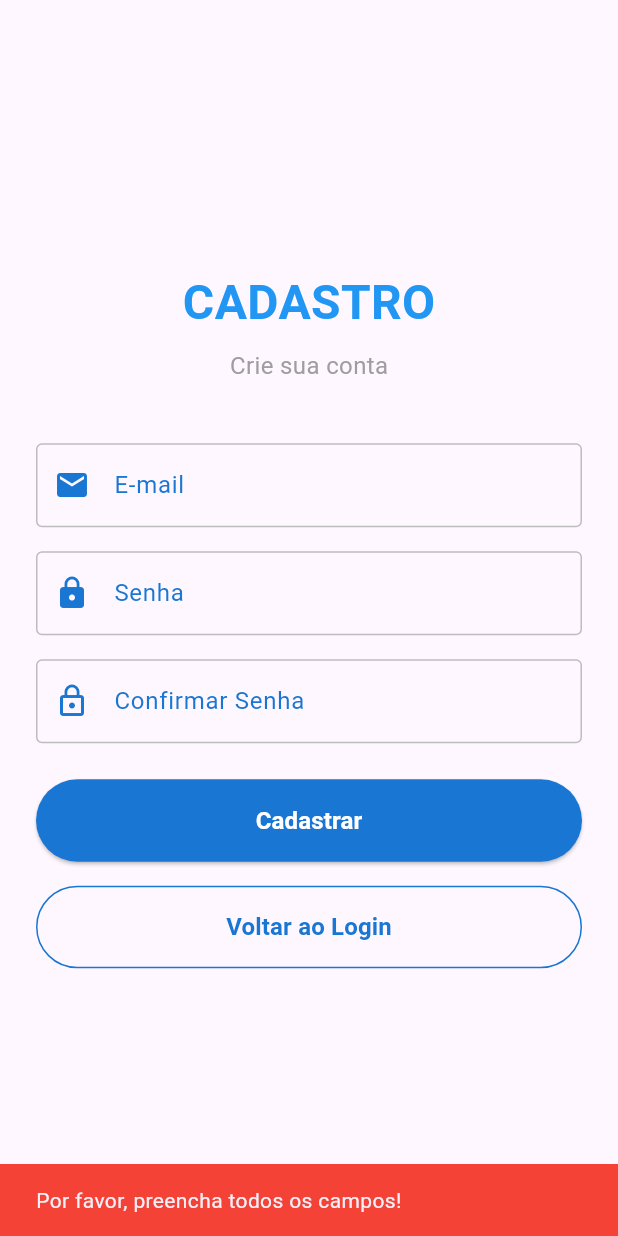
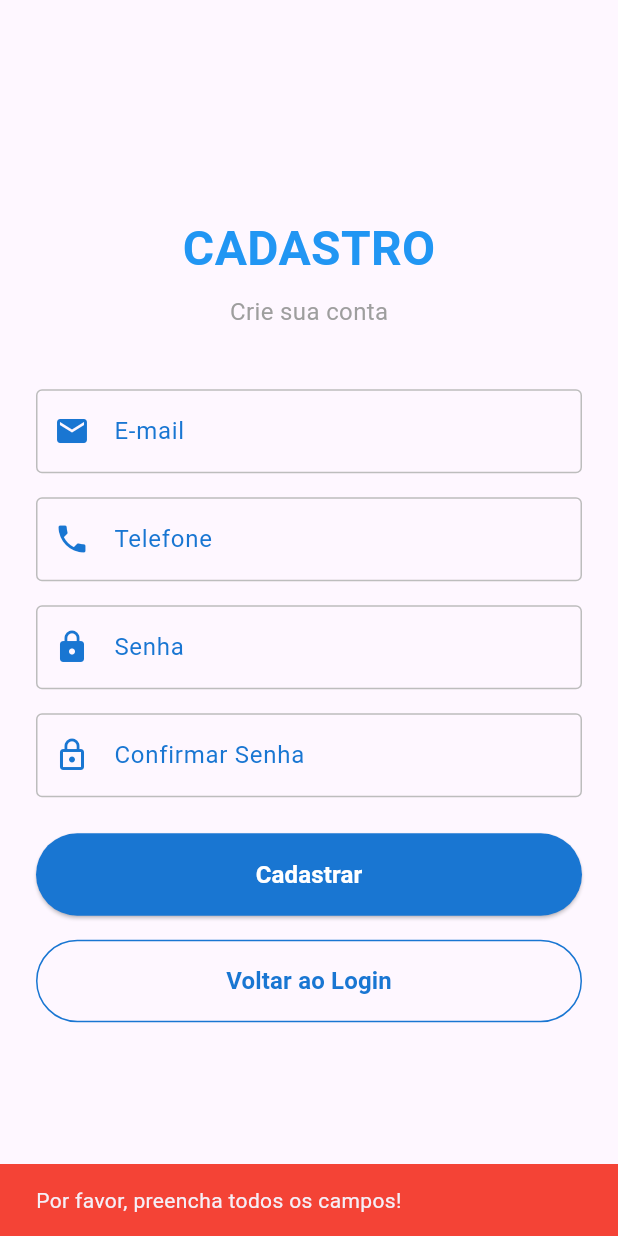
Before and after one commit to JVCRDS/SUPERVISA, a Flutter app: the RegisterPage screen opened directly, after a tap on "Cadastrar", on a phone screen of 412 x 824 dp. Run offline on Flutter 3.47's test engine with Material 3 defaults, Android fonts, the phone set to English and light mode, and no system bars; our stand-ins replace device_preview, firebase_auth, firebase_core, logger; accounts and stored records are empty.

Commit message:
Campo de Telefones

```diff
--- a/lib/pages/register/register_page.dart
+++ b/lib/pages/register/register_page.dart
@@ -11,6 +11,7 @@ class RegisterPage extends StatelessWidget {
     final emailController = TextEditingController();
     final passwordController = TextEditingController();
     final confirmPasswordController = TextEditingController();
+    final phoneController = TextEditingController();
 
     return Scaffold(
       body: Padding(
@@ -28,6 +29,7 @@ class RegisterPage extends StatelessWidget {
               emailController,
               passwordController,
               confirmPasswordController,
+              phoneController,
             ),
 
             // Botões de ação
@@ -66,6 +68,7 @@ class RegisterPage extends StatelessWidget {
     TextEditingController emailController,
     TextEditingController passwordController,
     TextEditingController confirmPasswordController,
+    TextEditingController phoneController,
   ) {
     final blueColor = Colors.blue.shade700;
 
@@ -85,6 +88,26 @@ class RegisterPage extends StatelessWidget {
               borderSide: BorderSide(color: blueColor, width: 2.0),
             ),
             prefixIcon: Icon(Icons.email, color: blueColor),
+            labelStyle: TextStyle(color: blueColor),
+            floatingLabelStyle: TextStyle(color: blueColor),
+          ),
+        ),
+        const SizedBox(height: 16),
+        TextField(
+          controller: phoneController,
+          cursorColor: blueColor,
+          keyboardType: TextInputType.phone,
+          decoration: InputDecoration(
+            labelText: 'Telefone',
+            hintText: '(11) 99999-9999',
+            border: const OutlineInputBorder(),
+            enabledBorder: OutlineInputBorder(
+              borderSide: BorderSide(color: Colors.grey.shade400),
+            ),
+            focusedBorder: OutlineInputBorder(
+              borderSide: BorderSide(color: blueColor, width: 2.0),
+            ),
+            prefixIcon: Icon(Icons.phone, color: blueColor),
             labelStyle: TextStyle(color: blueColor),
             floatingLabelStyle: TextStyle(color: blueColor),
           ),
@@ -134,7 +157,8 @@ class RegisterPage extends StatelessWidget {
           context,
           emailController,
           passwordController,
-          confirmPasswordController
+          confirmPasswordController,
+          phoneController,
         ),
       ],
     );
@@ -145,6 +169,7 @@ class RegisterPage extends StatelessWidget {
     TextEditingController emailController,
     TextEditingController passwordController,
     TextEditingController confirmPasswordController,
+    TextEditingController phoneController,
   ) {
     return SizedBox(
       width: double.infinity,
@@ -153,7 +178,8 @@ class RegisterPage extends StatelessWidget {
           context,
           emailController,
           passwordController,
-          confirmPasswordController
+          confirmPasswordController,
+          phoneController,
         ),
         style: ElevatedButton.styleFrom(
           padding: const EdgeInsets.symmetric(vertical: 16),
@@ -198,21 +224,66 @@ class RegisterPage extends StatelessWidget {
     );
   }
 
+  // Função para validar telefone
+  bool _validarTelefone(String phone) {
+    // Remove caracteres não numéricos
+    final cleanedPhone = phone.replaceAll(RegExp(r'[^\d]'), '');
+
+    // Verifica se tem entre 10 e 11 dígitos (com DDD)
+    if (cleanedPhone.length < 10 || cleanedPhone.length > 11) {
+      return false;
+    }
+
+    // Verifica se começa com DDD válido (2 dígitos)
+    final ddd = int.tryParse(cleanedPhone.substring(0, 2));
+    if (ddd == null || ddd < 11 || ddd > 99) {
+      return false;
+    }
+
+    return true;
+  }
+
+  // Função para formatar telefone
+  String _formatarTelefone(String phone) {
+    final cleanedPhone = phone.replaceAll(RegExp(r'[^\d]'), '');
+
+    if (cleanedPhone.length == 11) {
+      return '(${cleanedPhone.substring(0, 2)}) ${cleanedPhone.substring(2, 7)}-${cleanedPhone.substring(7)}';
+    } else if (cleanedPhone.length == 10) {
+      return '(${cleanedPhone.substring(0, 2)}) ${cleanedPhone.substring(2, 6)}-${cleanedPhone.substring(6)}';
+    }
+
+    return phone;
+  }
+
   Future<void> _handleRegister(
     BuildContext context,
     TextEditingController emailController,
     TextEditingController passwordController,
     TextEditingController confirmPasswordController,
+    TextEditingController phoneController,
   ) async {
     final email = emailController.text.trim();
     final password = passwordController.text.trim();
     final confirmPassword = confirmPasswordController.text.trim();
+    final phone = phoneController.text.trim();
 
     // Validação dos campos
-    if (email.isEmpty || password.isEmpty || confirmPassword.isEmpty) {
+    if (email.isEmpty || password.isEmpty || confirmPassword.isEmpty || phone.isEmpty) {
       ScaffoldMessenger.of(context).showSnackBar(
         const SnackBar(
           content: Text('Por favor, preencha todos os campos!'),
+          backgroundColor: Colors.red,
+        ),
+      );
+      return;
+    }
+
+    // Verifica se o telefone é válido
+    if (!_validarTelefone(phone)) {
+      ScaffoldMessenger.of(context).showSnackBar(
+        const SnackBar(
+          content: Text('Por favor, digite um telefone válido com DDD!'),
           backgroundColor: Colors.red,
         ),
       );
@@ -248,16 +319,20 @@ class RegisterPage extends StatelessWidget {
         password: password,
       );
 
+      // Formata o telefone para exibição
+      final telefoneFormatado = _formatarTelefone(phone);
+
       // Sucesso
       ScaffoldMessenger.of(context).showSnackBar(
-        const SnackBar(
-          content: Text('Conta criada com sucesso!'),
+        SnackBar(
+          content: Text('Conta criada com sucesso!\nTelefone: $telefoneFormatado'),
           backgroundColor: Colors.green,
+          duration: const Duration(seconds: 4),
         ),
       );
 
-      // Volta para o login após 2 segundos
-      Future.delayed(const Duration(seconds: 2), () {
+      // Volta para o login após 3 segundos
+      Future.delayed(const Duration(seconds: 3), () {
         Navigator.pushReplacement(
           context,
           MaterialPageRoute(builder: (context) => const LoginPage()),
```
